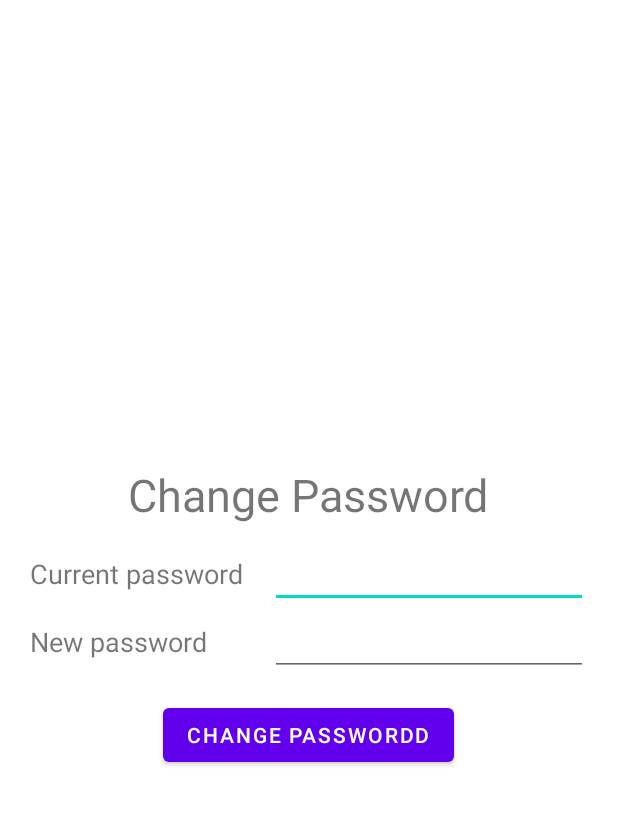
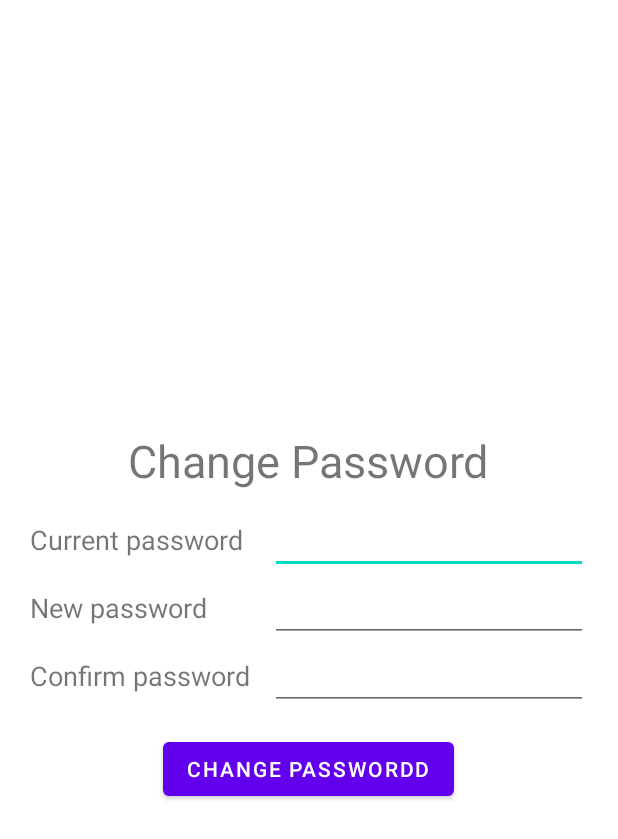
Before and after one commit to jasmineChamCham/Project-Blog-Management, an Android app: the layout change_password.xml on its own in the app's theme, with its tools: preview values and no code run, on a phone screen of 412 x 824 dp. Shown: the top 839 px of the screen. Run offline under Robolectric (Android 15) with nearby library versions, the phone set to English and light mode, and no system bars.

Commit message:
add change password function 30.03.23

```diff
--- a/app/src/main/AndroidManifest.xml
+++ b/app/src/main/AndroidManifest.xml
@@ -16,7 +16,7 @@
         tools:targetApi="31" >
 
         <activity
-            android:name=".view.StatisticsActivity"
+            android:name=".view.ProfileActivity"
             android:exported="true">
             <meta-data
                 android:name="android.app.lib_name"
@@ -37,7 +37,7 @@
         </activity>
 
         <activity
-            android:name=".view.ProfileActivity"
+            android:name=".view.StatisticsActivity"
             android:exported="false">
             <meta-data
                 android:name="android.app.lib_name"
--- a/app/src/main/res/layout/change_password.xml
+++ b/app/src/main/res/layout/change_password.xml
@@ -37,7 +37,6 @@
         android:layout_width="match_parent"
         android:layout_height="wrap_content"
         android:orientation="horizontal"
-        android:layout_marginBottom="15dp"
         >
         <TextView
             android:layout_width="150dp"
@@ -54,6 +53,27 @@
             android:textSize="18sp"/>
     </LinearLayout>
 
+    <LinearLayout
+        android:layout_width="match_parent"
+        android:layout_height="wrap_content"
+        android:orientation="horizontal"
+        android:layout_marginBottom="15dp"
+        >
+        <TextView
+            android:layout_width="150dp"
+            android:layout_height="wrap_content"
+            android:layout_marginRight="10dp"
+            android:text="Confirm password"
+            android:textSize="18sp"/>
+
+        <EditText
+            android:id="@+id/et_confirm_pw"
+            android:layout_width="match_parent"
+            android:layout_height="wrap_content"
+            android:inputType="textPassword"
+            android:textSize="18sp"/>
+    </LinearLayout>
+
     <Button
         android:id="@+id/but_change_pass"
         android:layout_width="wrap_content"
```
Also changed, not shown: app/src/main/java/com/example/blogapp/view/ProfileActivity.java (+92 -23 lines), app/src/main/java/com/example/blogapp/viewmodel/BlogRepository.java (+16 -9 lines).
